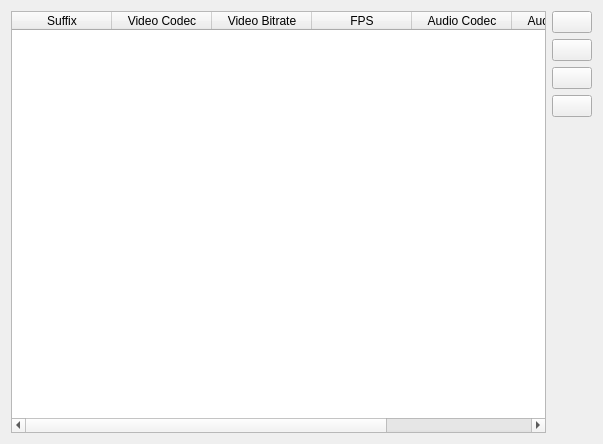
The window that contents/ui/videorecordconfig.ui (webcamoid/webcamoid) describes before a commit, drawn with Qt 5.
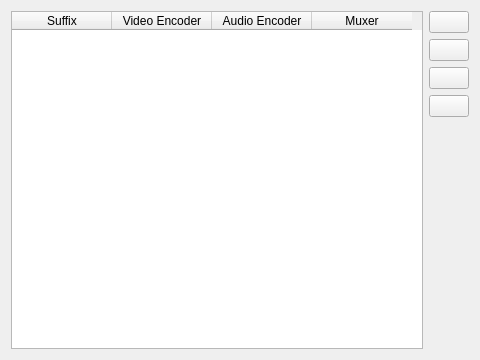
The same window after the commit. Icons and pictures are not drawn.

Commit message: PyGst -> gst-launch (no more bugs). Added video record config. Working on distro detection.

Diff of the .ui file:
```diff
--- a/contents/ui/videorecordconfig.ui
+++ b/contents/ui/videorecordconfig.ui
@@ -6,8 +6,8 @@
    <rect>
     <x>0</x>
     <y>0</y>
-    <width>603</width>
-    <height>444</height>
+    <width>480</width>
+    <height>360</height>
    </rect>
   </property>
   <property name="windowTitle">
@@ -42,32 +42,17 @@
      </column>
      <column>
       <property name="text">
-       <string>Video Codec</string>
+       <string>Video Encoder</string>
       </property>
      </column>
      <column>
       <property name="text">
-       <string>Video Bitrate</string>
+       <string>Audio Encoder</string>
       </property>
      </column>
      <column>
       <property name="text">
-       <string>FPS</string>
-      </property>
-     </column>
-     <column>
-      <property name="text">
-       <string>Audio Codec</string>
-      </property>
-     </column>
-     <column>
-      <property name="text">
-       <string>Audio Bitrate</string>
-      </property>
-     </column>
-     <column>
-      <property name="text">
-       <string>Output Format</string>
+       <string>Muxer</string>
       </property>
      </column>
     </widget>
```
Left out of the diff: 16 changed lines with no effect on the pictures. The commit also changes 8 other files.
